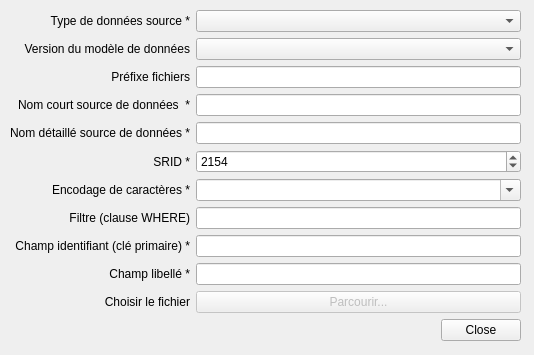
This is forms/Ui_import_zoning_dialog.ui in datagistips/territoires-ville.TempusAccess as Qt 5 draws it before an edit. The edited form follows.
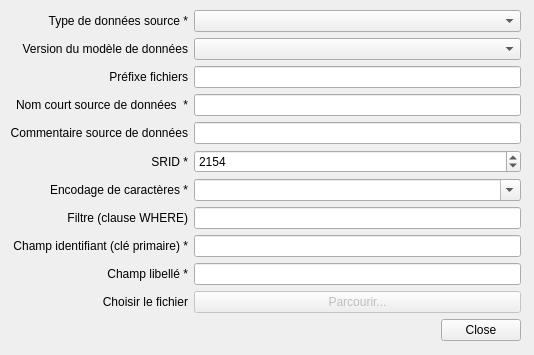
This is the edited form.

What changed in the file:
```diff
--- a/forms/Ui_import_zoning_dialog.ui
+++ b/forms/Ui_import_zoning_dialog.ui
@@ -33,7 +33,7 @@
     <item row="4" column="0">
      <widget class="QLabel" name="labelSourceComment">
       <property name="text">
-       <string>Nom détaillé source de données *</string>
+       <string>Commentaire source de données</string>
       </property>
       <property name="alignment">
        <set>Qt::AlignRight|Qt::AlignTrailing|Qt::AlignVCenter</set>
```
